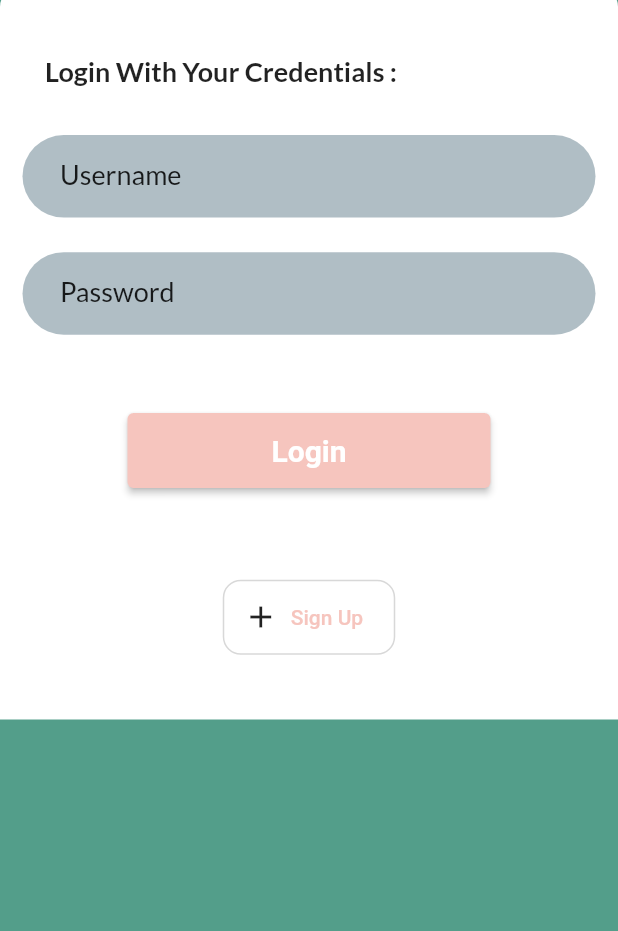
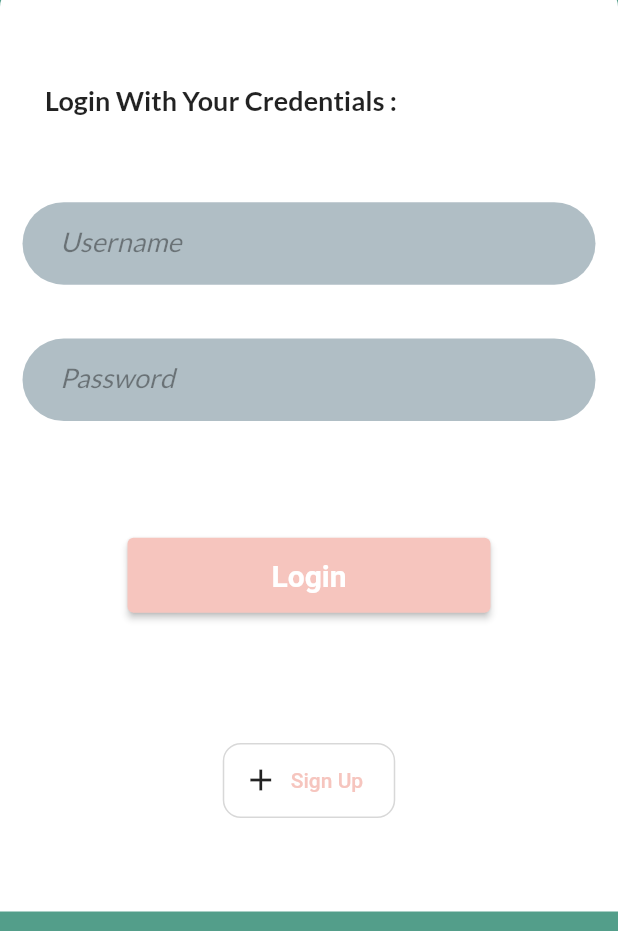
Before and after one commit to Stetson2000/StetFit, a Flutter app: the screen it shows after launch, on a phone screen of 412 x 824 dp, the part 305-1236 px from its top. Run offline on Flutter 3.47's test engine with Material 2 defaults, Android fonts, the phone set to English and light mode, and no system bars; our stand-ins replace flutter_typeahead, google_fonts, numberpicker; missing offline and left inert: dart:ffi, gender_picker; accounts and stored records are empty.

Commit message:
Edited Typo's for Demo

```diff
--- a/lib/screens/exercises/addexercise/exercises_view.dart
+++ b/lib/screens/exercises/addexercise/exercises_view.dart
@@ -39,7 +39,7 @@ class ExerciseCategory extends StatelessWidget {
           GestureDetector(
               onTap: () => Navigator.of(context)
                   .pushNamed(SearchExercise.routeName, arguments: 1),
-              child: exerciseCategory('Chest', height / 6)),
+              child: exerciseCategory('Pectorial Muscles', height / 6)),
           GestureDetector(
               onTap: () => Navigator.of(context)
                   .pushNamed(SearchExercise.routeName, arguments: 2),
--- a/lib/screens/exercises/searchexercise/searchexercise_view.dart
+++ b/lib/screens/exercises/searchexercise/searchexercise_view.dart
@@ -69,7 +69,7 @@ class SearchExercise extends StatelessWidget {
                                                     viewmodel.exerciseIntensity(
                                                         exercise!),
                                                     style: const TextStyle(
-                                                        fontSize: 16)),
+                                                        fontSize: 13)),
                                               ],
                                             ),
                                           ],
--- a/lib/screens/login/login_view.dart
+++ b/lib/screens/login/login_view.dart
@@ -11,8 +11,8 @@ import '../login/widgets/userinput.dart';
 import 'widgets/signup.dart';
 
 class LoginScreen extends StatelessWidget {
+  static const routeName = '/login-screen';
   LoginScreen({Key? key}) : super(key: key);
-  static const routeName = '/login-screen';
 
   final usernameController = TextEditingController();
   final passwordController = TextEditingController();
@@ -23,6 +23,7 @@ class LoginScreen extends StatelessWidget {
   Widget build(BuildContext context) {
     UserController userController = context.watch<UserController>();
 
+    var size = MediaQuery.of(context).size;
     return Scaffold(
       backgroundColor: Theme.of(context).primaryColor,
       resizeToAvoidBottomInset: true,
@@ -39,7 +40,7 @@ class LoginScreen extends StatelessWidget {
             ),
           ),
           Container(
-            height: 490,
+            height: size.height * 0.75,
             width: double.infinity,
             decoration: const BoxDecoration(
               color: Colors.white,
--- a/lib/screens/login/widgets/userinput.dart
+++ b/lib/screens/login/widgets/userinput.dart
@@ -35,8 +35,10 @@ class UserInput extends StatelessWidget {
           autofocus: false,
           decoration: InputDecoration.collapsed(
             hintText: hintTitle,
-            hintStyle:
-                Theme.of(context).textTheme.headline6?.copyWith(fontSize: 18),
+            hintStyle: Theme.of(context).textTheme.headline6?.copyWith(
+                fontSize: 18,
+                fontStyle: FontStyle.italic,
+                color: Colors.black.withOpacity(0.4)),
           ),
           keyboardType: keyboardType,
         ),
--- a/lib/screens/searchmeal/searchmeal_view.dart
+++ b/lib/screens/searchmeal/searchmeal_view.dart
@@ -46,7 +46,7 @@ class SearchMeal extends StatelessWidget {
                           // fieldFocus.requestFocus();,
                           icon: const Icon(Icons.search)),
                       border: OutlineInputBorder(),
-                      hintText: 'Search Username',
+                      hintText: 'Search Meals',
                     ),
                   ),
                   suggestionsCallback: (userquery) {
--- a/lib/screens/signup/signup_view.dart
+++ b/lib/screens/signup/signup_view.dart
@@ -49,7 +49,7 @@ class _SignUpScreenState extends State<SignUpScreen> {
                 mainAxisAlignment: MainAxisAlignment.end,
                 children: [
                   Container(
-                    height: 490,
+                    height: MediaQuery.of(context).size.height * .77,
                     width: double.infinity,
                     decoration: const BoxDecoration(
                       color: Colors.white,
--- a/lib/screens/signup/signup_view2.dart
+++ b/lib/screens/signup/signup_view2.dart
@@ -37,7 +37,7 @@ class SignUpScreen2 extends StatelessWidget {
                 mainAxisAlignment: MainAxisAlignment.end,
                 children: [
                   Container(
-                    height: 490,
+                    height: MediaQuery.of(context).size.height * .77,
                     width: double.infinity,
                     decoration: const BoxDecoration(
                       color: Colors.white,
@@ -76,7 +76,8 @@ class SignUpScreen2 extends StatelessWidget {
                                 gender = choice;
                               },
                               equallyAligned: true,
-                              animationDuration: const Duration(milliseconds: 300),
+                              animationDuration:
+                                  const Duration(milliseconds: 300),
                               isCircular: true,
                               // default : true,
                               opacityOfGradient: 0.25,
--- a/lib/screens/signup/signup_view3.dart
+++ b/lib/screens/signup/signup_view3.dart
@@ -41,7 +41,8 @@ class _SignUpScreen3State extends State<SignUpScreen3> {
                 mainAxisAlignment: MainAxisAlignment.end,
                 children: [
                   Container(
-                    height: 490,
+                                        height: MediaQuery.of(context).size.height * .77,
+
                     width: double.infinity,
                     decoration: const BoxDecoration(
                       color: Colors.white,
--- a/lib/screens/userdetails/userdetails.dart
+++ b/lib/screens/userdetails/userdetails.dart
@@ -41,6 +41,7 @@ class UserDetailsScreen extends StatelessWidget {
               child: CircleSymbol(
                 child: Text(
                   '${userController.userAmr} kcal',
+                  textAlign: TextAlign.center,
                   style: TextStyle(fontSize: 20),
                 ),
                 width: 100,
@@ -88,6 +89,7 @@ class UserDetailsScreen extends StatelessWidget {
               child: CircleSymbol(
                 child: Text(
                   '${userController.userGoal} kcal',
+                  textAlign: TextAlign.center,
                   style: const TextStyle(fontSize: 20),
                 ),
                 width: 100,
--- a/lib/screens/usernutrition/usernutrition_view.dart
+++ b/lib/screens/usernutrition/usernutrition_view.dart
@@ -113,8 +113,8 @@ class UserNutrition extends StatelessWidget {
               ),
             ),
 
-            const FutureBuilderMealCard(),
-            const FutureBuilderExerciseCard()
+             FutureBuilderMealCard(),
+             FutureBuilderExerciseCard()
           ],
         ),
       ),
--- a/lib/screens/usernutrition/usernutrition_viewmodel.dart
+++ b/lib/screens/usernutrition/usernutrition_viewmodel.dart
@@ -10,7 +10,6 @@ class UserNutritionViewModel with ChangeNotifier {
   SearchMealService searchMealService = SearchMealService();
   UserControllerServices userControllerServices = UserControllerServices();
 
-  final user = UserController().user;
   List<dynamic> mealsOrder = [];
   List<dynamic> _exerciseId = [];
 
@@ -23,6 +22,7 @@ class UserNutritionViewModel with ChangeNotifier {
   // void setMealsID(List<dynamic> mealsId) => _mealsId = mealsId;
 
   Future getUserMeal() async {
+    dynamic user = UserController().user;
     mealsOrder = user?.meals;
     meals = [];
     dates = [];
@@ -32,11 +32,12 @@ class UserNutritionViewModel with ChangeNotifier {
       }
       dates.add((DateFormat.yMMMd().format(DateTime.parse(mealsOrder[i].day))));
     }
-
+    // mealsOrder = [];
     return meals;
   }
 
   Future<List<Exercise?>> getUserExercises() async {
+    dynamic user = UserController().user;
     _exerciseId = user?.exercises;
     exercises = [];
 
@@ -47,6 +48,8 @@ class UserNutritionViewModel with ChangeNotifier {
       }
     }
     // print(exercises);
+
+    // mealsOrder = [];
     return exercises;
   }
 }
```
Also changed, not shown: lib/controllers/user_controller.dart (+12 -7 lines), lib/screens/addmeal/meal_view.dart (+8 -0 lines), lib/screens/exercises/addexercise/addexercise_view.dart (+10 -1 lines), lib/screens/homescreen/homescreen_view.dart (+6 -4 lines), lib/screens/signup/signup_view4.dart (+8 -8 lines), pubspec.lock, 8 other files.
